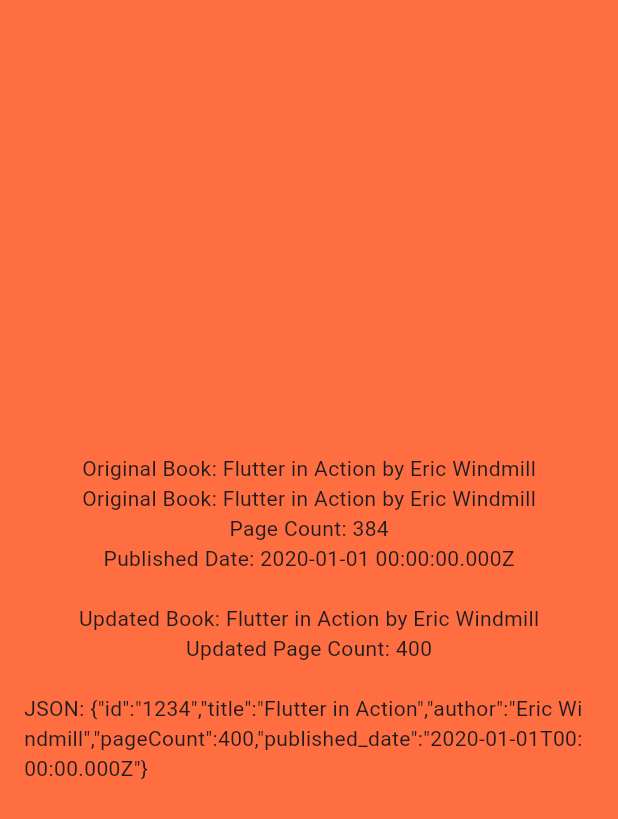
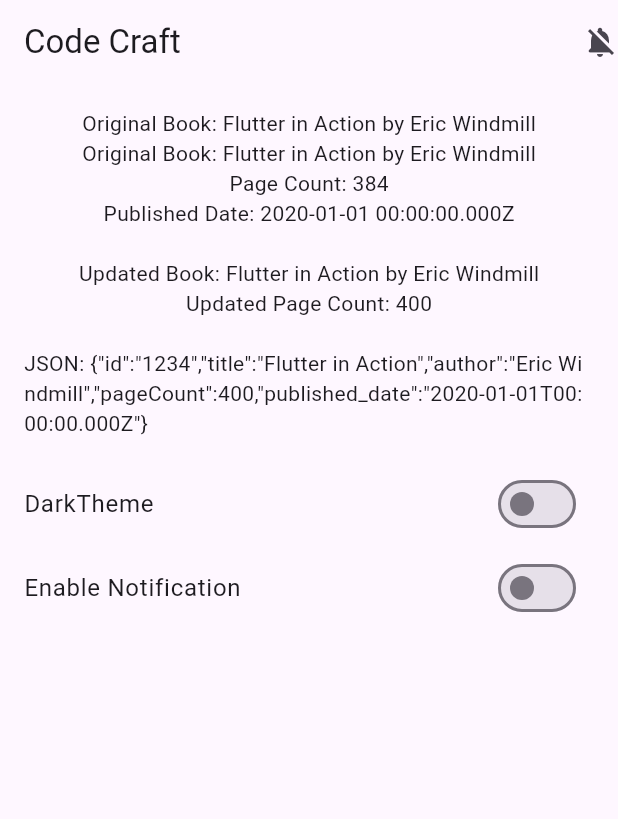
Before and after one commit to AliRadwan/codecraft_using_provider, a Flutter app: the screen it shows after launch, on a phone screen of 412 x 824 dp. Shown: the top 819 px of the screen. Run offline on Flutter 3.47's test engine with Material 3 defaults, Android fonts, the phone set to English and light mode, and no system bars; our stand-ins replace freezed_annotation.

Commit message:
feat: easy way to use provider

```diff
--- a/lib/main.dart
+++ b/lib/main.dart
@@ -1,13 +1,26 @@
 import 'package:codecraft/mock_data.dart';
+import 'package:codecraft/parsing_data.dart';
+import 'package:codecraft/setting/app_setting_provider.dart';
+import 'package:codecraft/theme/app_theme_provider.dart';
+import 'package:codecraft/theme/app_theme_view.dart';
 import 'package:codecraft/users/repositories/i_user_type.dart';
 import 'package:codecraft/users/repositories/implementation/guest_Type.dart';
 import 'package:codecraft/users/repositories/implementation/owner_type.dart';
 import 'package:flutter/material.dart';
+import 'package:provider/provider.dart';
 import 'dart:convert';
 import 'models/book.dart';
 
 void main() {
-  runApp(const MyApp());
+  runApp(
+    MultiProvider(providers:[
+      ChangeNotifierProvider(create: (_)=> AppThemeProvider()),
+      ChangeNotifierProvider(create: (_)=> AppSettingProvider()),
+    ],
+      child: const MyApp(),
+    )
+     );
+  // example if you have different type of user in your app
   UserType userType1 = Owner();
   UserType userType2 = Guest();
   getUserType(userType1);
@@ -25,52 +38,29 @@ class MyApp extends StatelessWidget {
 
   @override
   Widget build(BuildContext context) {
-    return const MaterialApp(
-      home: Scaffold(
-        backgroundColor: Colors.deepOrangeAccent,
-        body: BookDemo(),
+    return Consumer<AppThemeProvider>(
+      builder: (context,appTheme,child) {
+        return MaterialApp(
+          theme: appTheme.currentTheme,
+          home:  Scaffold(
+            appBar: AppBar(
+              title: const Text("Code Craft"),actions: [
+                Consumer<AppSettingProvider>(
+                  builder: (context,appSetting,child) {
+                    return Icon(appSetting.notification? Icons.notifications:Icons.notifications_off_rounded);
+                  }
+                )
+            ],
             ),
-    );
-  }
-}
-
-class BookDemo extends StatelessWidget {
-  const BookDemo({super.key});
-
-  @override
-  Widget build(BuildContext context) {
-
-    // Parse JSON
-    final jsonMap = json.decode(jsonString) as Map<String, dynamic>;
-    final book = Book.fromJson(jsonMap);
-    final book2 = Book.fromJson(jsonMap);
-
-    // Create a modified copy
-    final updatedBook = book.copyWith(pageCount: 400);
-    final updatedBook1 = book.copyWith(id: '2222');
-
-    return Center(
-      child: Padding(
-        padding: const EdgeInsets.all(16.0),
-        child: Column(
-          crossAxisAlignment: CrossAxisAlignment.center,
-          mainAxisAlignment: MainAxisAlignment.center,
+            // backgroundColor: Colors.deepOrangeAccent,
+            body: const Column(
               children: [
-            if(book== book2)...[
-              Text('Original Book: ${book.title} by ${book.author}'),
-              Text('Original Book: ${book.title} by ${book.author}'),
-              Text('Page Count: ${book.pageCount}'),
-              Text('Published Date: ${book.publishedDate}'),
-            ],
-
-            const SizedBox(height: 20),
-            Text('Updated Book: ${updatedBook.title} by ${updatedBook.author}'),
-            Text('Updated Page Count: ${updatedBook.pageCount}'),
-            const SizedBox(height: 20),
-            Text('JSON: ${json.encode(updatedBook.toJson())}'),
+                ParsingDataView(),
+                AppThemeView()
               ],
             ),
           ),
         );
+      });
   }
 }
--- /dev/null
+++ b/lib/parsing_data.dart
@@ -0,0 +1,46 @@
+import 'dart:convert';
+
+import 'package:codecraft/mock_data.dart';
+import 'package:codecraft/models/book.dart';
+import 'package:flutter/material.dart';
+
+class ParsingDataView extends StatelessWidget {
+  const ParsingDataView({super.key});
+
+  @override
+  Widget build(BuildContext context) {
+
+    // Parse JSON
+    final jsonMap = json.decode(jsonString) as Map<String, dynamic>;
+    final book = Book.fromJson(jsonMap);
+    final book2 = Book.fromJson(jsonMap);
+
+    // Create a modified copy
+    final updatedBook = book.copyWith(pageCount: 400);
+    final updatedBook1 = book.copyWith(id: '2222');
+
+    return Center(
+      child: Padding(
+        padding: const EdgeInsets.all(16.0),
+        child: Column(
+          crossAxisAlignment: CrossAxisAlignment.center,
+          mainAxisAlignment: MainAxisAlignment.center,
+          children: [
+            if(book== book2)...[
+              Text('Original Book: ${book.title} by ${book.author}'),
+              Text('Original Book: ${book.title} by ${book.author}'),
+              Text('Page Count: ${book.pageCount}'),
+              Text('Published Date: ${book.publishedDate}'),
+            ],
+
+            const SizedBox(height: 20),
+            Text('Updated Book: ${updatedBook.title} by ${updatedBook.author}'),
+            Text('Updated Page Count: ${updatedBook.pageCount}'),
+            const SizedBox(height: 20),
+            Text('JSON: ${json.encode(updatedBook.toJson())}'),
+          ],
+        ),
+      ),
+    );
+  }
+}
--- /dev/null
+++ b/lib/setting/app_setting_provider.dart
@@ -0,0 +1,12 @@
+import 'package:flutter/material.dart';
+
+class AppSettingProvider with ChangeNotifier{
+  bool _notification = false;
+
+  bool get notification => _notification;
+
+  void toggleNotification(){
+    _notification = !_notification;
+    notifyListeners();
+  }
+}
--- /dev/null
+++ b/lib/theme/app_theme_provider.dart
@@ -0,0 +1,13 @@
+import 'package:flutter/material.dart';
+
+class AppThemeProvider with ChangeNotifier{
+  bool _isDark = false;
+  bool get isDark => _isDark;
+
+  ThemeData get currentTheme => _isDark? ThemeData.dark() : ThemeData.light();
+
+  void toggleTheme(){
+    _isDark = !_isDark;
+    notifyListeners();
+  }
+}
--- /dev/null
+++ b/lib/theme/app_theme_view.dart
@@ -0,0 +1,29 @@
+import 'package:codecraft/setting/app_setting_provider.dart';
+import 'package:codecraft/theme/app_theme_provider.dart';
+import 'package:flutter/material.dart';
+import 'package:provider/provider.dart';
+
+class AppThemeView extends StatelessWidget {
+  const AppThemeView({super.key});
+
+  @override
+  Widget build(BuildContext context) {
+    return Center(
+      child:Column(
+        children: [
+          Consumer<AppThemeProvider>(builder:(context,appTheme,child){
+            return SwitchListTile( title: const Text("DarkTheme",),value:appTheme.isDark , onChanged: (value){
+              appTheme.toggleTheme();
+            });
+          } ),
+
+          Consumer<AppSettingProvider>(builder: (context,appSetting,child){
+            return SwitchListTile(title: Text("Enable Notification"),value: appSetting.notification, onChanged: (value){
+              appSetting.toggleNotification();
+            });
+          })
+        ],
+      ),
+    );
+  }
+}
--- a/pubspec.yaml
+++ b/pubspec.yaml
@@ -15,6 +15,7 @@ dependencies:
 
   cupertino_icons: ^1.0.8
   freezed_annotation: ^2.4.4
+  provider:
 
 
   json_annotation: ^4.8.1
```
Also changed, not shown: pubspec.lock. Lines whose indentation alone changed are shown as unchanged.
